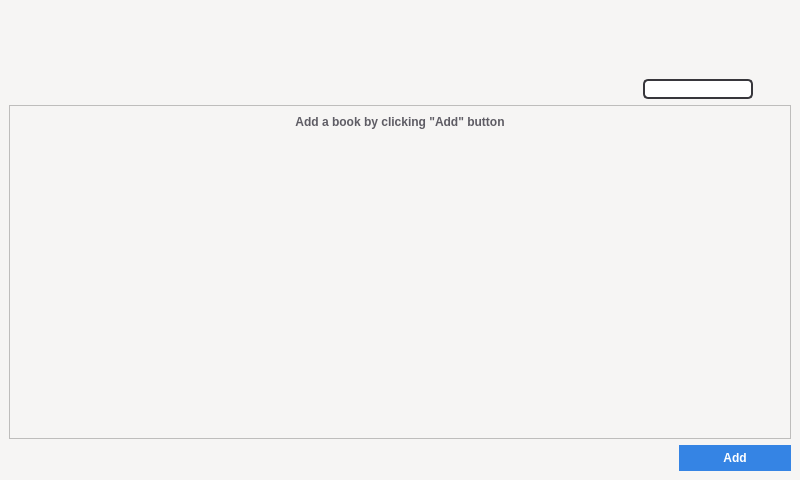
Old version of the form main_window.ui in the repository Yarosvet/Bionic.
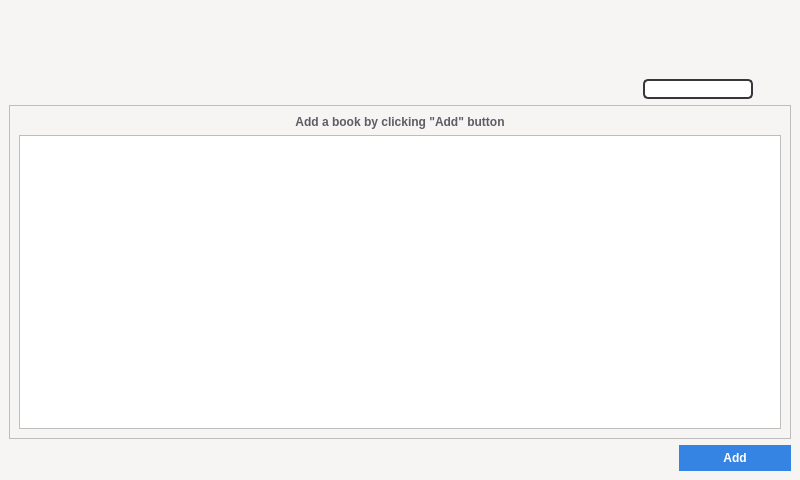
New version of the form. Icons and pictures are not drawn.

Commit message: Showing installed books

```diff
--- a/main_window.ui
+++ b/main_window.ui
@@ -661,23 +661,82 @@
             <property name="alignment">
              <set>Qt::AlignCenter</set>
             </property>
+            <property name="buddy">
+             <cstring></cstring>
+            </property>
+           </widget>
+          </item>
+          <item>
+           <widget class="QListWidget" name="listBooks">
+            <property name="palette">
+             <palette>
+              <active>
+               <colorrole role="WindowText">
+                <brush brushstyle="SolidPattern">
+                 <color alpha="255">
+                  <red>94</red>
+                  <green>92</green>
+                  <blue>100</blue>
+                 </color>
+                </brush>
+               </colorrole>
+              </active>
+              <inactive>
+               <colorrole role="WindowText">
+                <brush brushstyle="SolidPattern">
+                 <color alpha="255">
+                  <red>94</red>
+                  <green>92</green>
+                  <blue>100</blue>
+                 </color>
+                </brush>
+               </colorrole>
+              </inactive>
+              <disabled>
+               <colorrole role="WindowText">
+                <brush brushstyle="SolidPattern">
+                 <color alpha="255">
+                  <red>123</red>
+                  <green>122</green>
+                  <blue>122</blue>
+                 </color>
+                </brush>
+               </colorrole>
+              </disabled>
+             </palette>
+            </property>
+            <property name="font">
+             <font>
+              <pointsize>15</pointsize>
+              <weight>75</weight>
+              <bold>true</bold>
+             </font>
+            </property>
+            <property name="toolTip">
+             <string>Add a book by clicking &quot;Add&quot; button</string>
+            </property>
+            <property name="editTriggers">
+             <set>QAbstractItemView::NoEditTriggers</set>
+            </property>
+            <property name="showDropIndicator" stdset="0">
+             <bool>false</bool>
+            </property>
+            <property name="dragDropMode">
+             <enum>QAbstractItemView::DropOnly</enum>
+            </property>
+            <property name="defaultDropAction">
+             <enum>Qt::CopyAction</enum>
+            </property>
+            <property name="alternatingRowColors">
+             <bool>true</bool>
+            </property>
+            <property name="selectionMode">
+             <enum>QAbstractItemView::NoSelection</enum>
+            </property>
            </widget>
           </item>
          </layout>
         </item>
-        <item>
-         <spacer name="verticalSpacer_2">
-          <property name="orientation">
-           <enum>Qt::Vertical</enum>
-          </property>
-          <property name="sizeHint" stdset="0">
-           <size>
-            <width>20</width>
-            <height>40</height>
-           </size>
-          </property>
-         </spacer>
-        </item>
        </layout>
       </widget>
      </widget>
```
Left out of the diff: 5 changed lines with no effect on the pictures. The commit also changes 7 other files.
